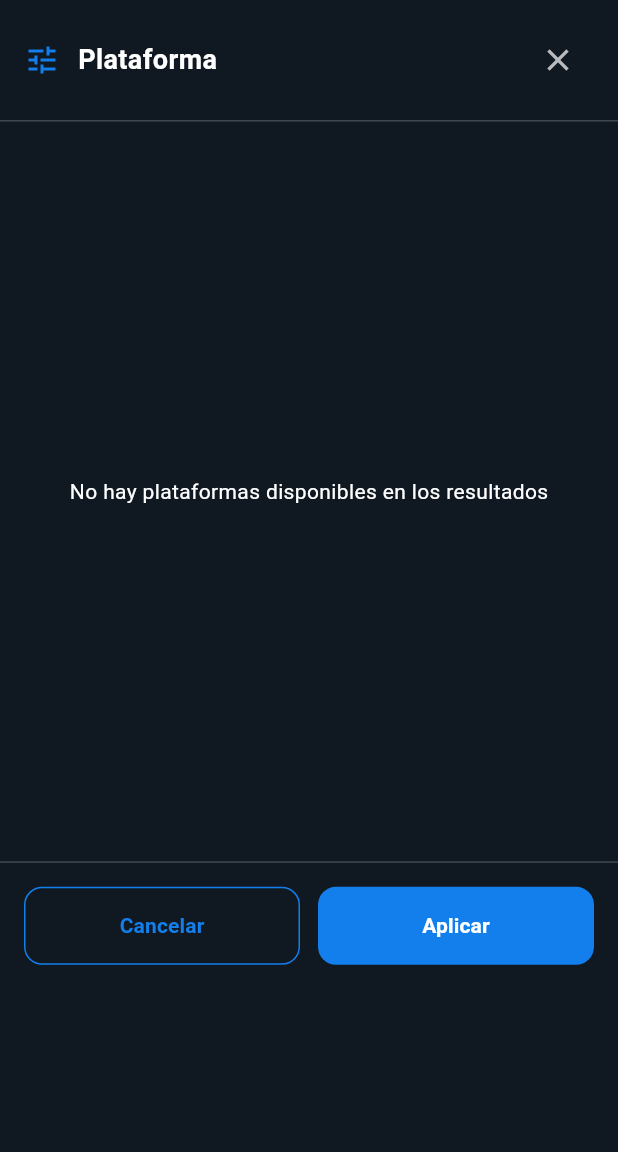
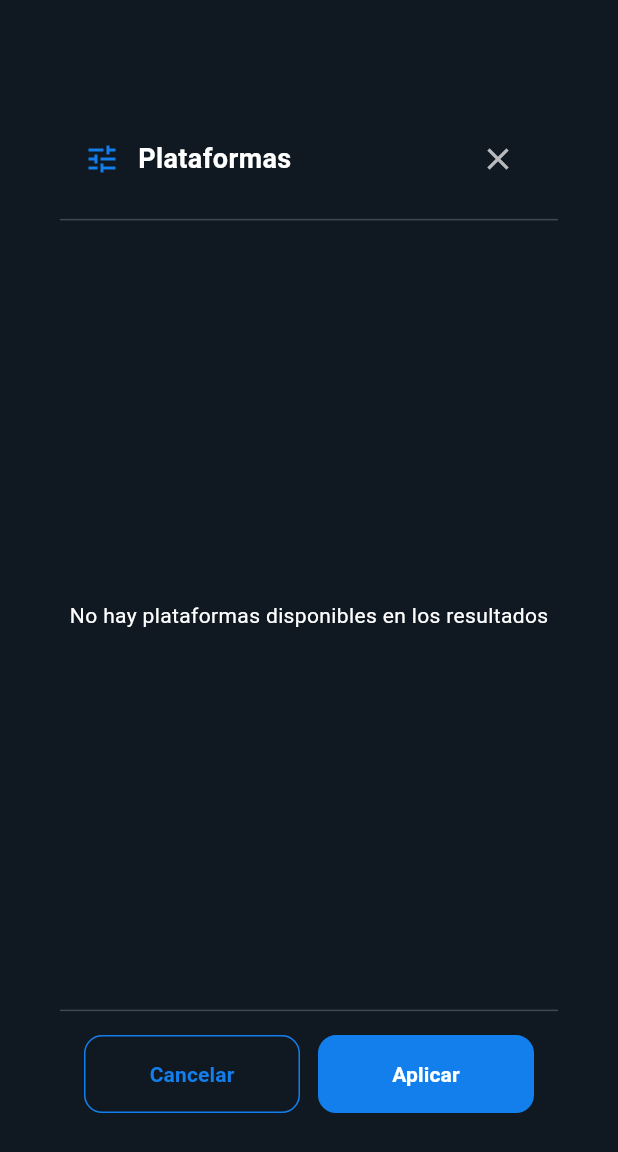
Before and after one commit to FranGonzalez7/game-tracker, a Flutter app: the _PlatformFilterModal widget shown alone on an empty page, opened directly, on a phone screen of 412 x 824 dp. Shown: the top 1152 px of the screen. Run offline on Flutter 3.47's test engine with Material 3 defaults, Android fonts, the light colour scheme and no system bars; our stand-ins replace cached_network_image, cloud_firestore, firebase_auth, firebase_core, firebase_storage, flutter_riverpod and 3 more; accounts and stored records are empty; generated files the repository leaves out were written again.

Commit message:
sistema de filtrado - plataformas

```diff
--- a/lib/screens/search_tab.dart
+++ b/lib/screens/search_tab.dart
@@ -320,10 +320,8 @@ class _PlatformFilterModal extends ConsumerStatefulWidget {
   const _PlatformFilterModal();
 
   static void show(BuildContext context, WidgetRef ref) {
-    showModalBottomSheet(
+    showDialog(
       context: context,
-      isScrollControlled: true,
-      backgroundColor: Colors.transparent,
       builder: (context) => const _PlatformFilterModal(),
     );
   }
@@ -376,7 +374,7 @@ class _PlatformFilterModalState extends ConsumerState<_PlatformFilterModal> {
   @override
   Widget build(BuildContext context) {
     final availablePlatforms = ref.watch(availablePlatformsProvider);
-    final screenHeight = MediaQuery.of(context).size.height;
+    final screenSize = MediaQuery.of(context).size;
 
     // Limpiar selecciones que ya no están disponibles (solo una vez al montar)
     if (_selectedPlatforms.isNotEmpty && availablePlatforms.isNotEmpty) {
@@ -392,12 +390,17 @@ class _PlatformFilterModalState extends ConsumerState<_PlatformFilterModal> {
       }
     }
 
-    return Container(
-      height: screenHeight * 0.8,
-      decoration: BoxDecoration(
-        color: Theme.of(context).colorScheme.surface,
-        borderRadius: const BorderRadius.vertical(top: Radius.circular(20)),
+    return Dialog(
+      shape: RoundedRectangleBorder(
+        borderRadius: BorderRadius.circular(20),
       ),
+      child: Container(
+        width: screenSize.width * 0.85,
+        height: screenSize.height * 0.84, // 20% más grande (0.7 * 1.2 = 0.84)
+        decoration: BoxDecoration(
+          color: Theme.of(context).colorScheme.surface,
+          borderRadius: BorderRadius.circular(20),
+        ),
       child: Column(
         children: [
           // Header
@@ -419,7 +422,7 @@ class _PlatformFilterModalState extends ConsumerState<_PlatformFilterModal> {
                 const SizedBox(width: 12),
                 const Expanded(
                   child: Text(
-                    'Plataforma',
+                    'Plataformas',
                     style: TextStyle(
                       fontSize: 18,
                       fontWeight: FontWeight.bold,
@@ -446,20 +449,41 @@ class _PlatformFilterModalState extends ConsumerState<_PlatformFilterModal> {
                 ? const Center(
                     child: Text('No hay plataformas disponibles en los resultados'),
                   )
-                : ListView.builder(
-                    padding: const EdgeInsets.all(16),
+                : GridView.builder(
+                    padding: const EdgeInsets.all(8),
+                    gridDelegate: const SliverGridDelegateWithFixedCrossAxisCount(
+                      crossAxisCount: 2,
+                      crossAxisSpacing: 8,
+                      mainAxisSpacing: 4,
+                      childAspectRatio: 2.8,
+                    ),
                     itemCount: availablePlatforms.length,
                     itemBuilder: (context, index) {
                       final platform = availablePlatforms[index];
                       final isSelected = _selectedPlatforms.contains(platform);
 
-                      return CheckboxListTile(
-                        value: isSelected,
-                        onChanged: (_) => _togglePlatform(platform),
-                        title: Text(platform),
-                        activeColor: const Color(0xFF137FEC),
-                        controlAffinity: ListTileControlAffinity.leading,
-                        contentPadding: const EdgeInsets.symmetric(horizontal: 8),
+                      return Row(
+                        children: [
+                          Checkbox(
+                            value: isSelected,
+                            onChanged: (_) => _togglePlatform(platform),
+                            activeColor: const Color(0xFF137FEC),
+                            visualDensity: VisualDensity.compact,
+                            materialTapTargetSize: MaterialTapTargetSize.shrinkWrap,
+                          ),
+                          const SizedBox(width: 4),
+                          Expanded(
+                            child: GestureDetector(
+                              onTap: () => _togglePlatform(platform),
+                              child: Text(
+                                platform,
+                                style: const TextStyle(fontSize: 13),
+                                maxLines: 2,
+                                overflow: TextOverflow.ellipsis,
+                              ),
+                            ),
+                          ),
+                        ],
                       );
                     },
                   ),
@@ -513,6 +537,7 @@ class _PlatformFilterModalState extends ConsumerState<_PlatformFilterModal> {
           ),
         ],
       ),
+      ),
     );
   }
 }
```
